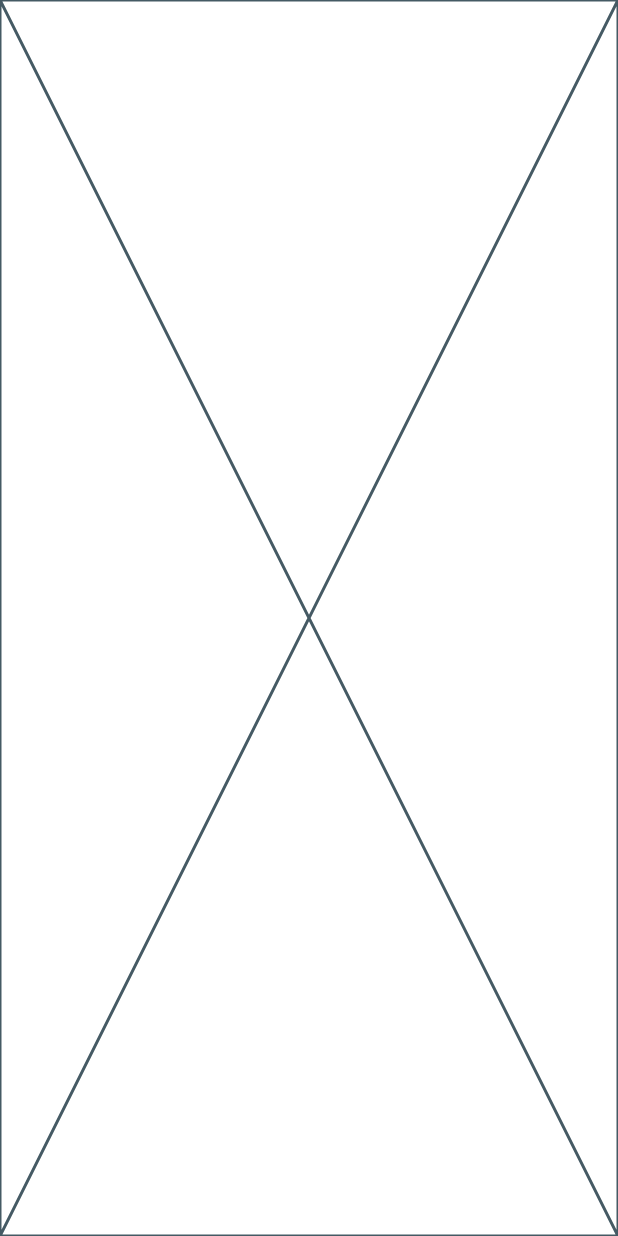
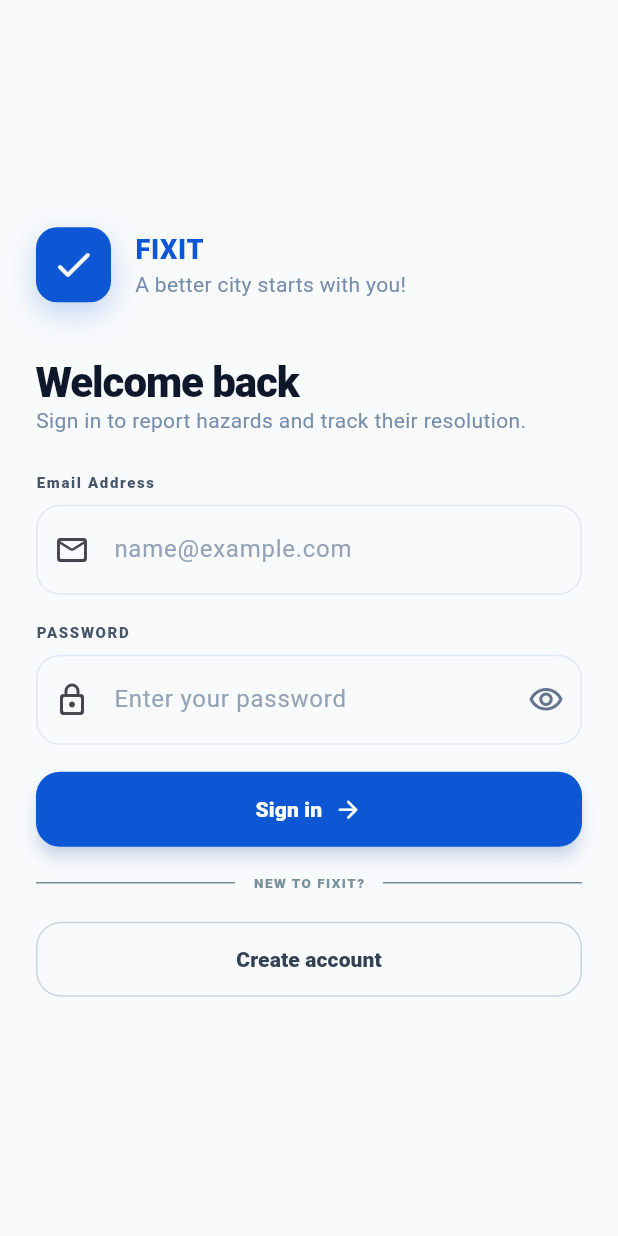
Before and after one commit to AkshayaG22/Mini-Project-SE, a Flutter app: the screen it shows after launch, on a phone screen of 412 x 824 dp. Run offline on Flutter 3.47's test engine with Material 3 defaults, Android fonts, the phone set to English and light mode, and no system bars.

Commit message:
login screen ui

```diff
--- a/lib/main.dart
+++ b/lib/main.dart
@@ -1,14 +1,26 @@
 import 'package:flutter/material.dart';
+import '../screens/login_screen.dart'; // if you put LoginScreen in a separate file
 
 void main() {
   runApp(const MyApp());
 }
 
 class MyApp extends StatelessWidget {
-  const new({super.key});
+  const MyApp({super.key});
 
   @override
   Widget build(BuildContext context) {
-    return const Placeholder();
+    return MaterialApp(
+      title: 'Login Demo',
+      theme: ThemeData(
+        primarySwatch: Colors.blue,
+      ),
+      home: LoginScreen(
+        onSignedIn: () {
+          // For now, just show a snackbar or navigate
+          print("Signed in!");
+        },
+      ),
+    );
   }
 }
--- /dev/null
+++ b/lib/screens/login_screen.dart
@@ -0,0 +1,352 @@
+import "package:flutter/material.dart";
+import "package:flutter/rendering.dart";
+
+const _blue = Color(0xFF0D57D5);
+const _canvas = Color(0xFFF8FAFC);
+
+
+class LoginScreen extends StatefulWidget {
+
+  const LoginScreen({required this.onSignedIn, super.key});
+
+  final VoidCallback onSignedIn;
+
+  @override
+
+  State<LoginScreen> createState() => _LoginScreenState();
+}
+
+class _LoginScreenState extends State<LoginScreen> {
+  final formKey = GlobalKey<FormState>();
+  final emailController = TextEditingController();
+  final passwordController = TextEditingController();
+  bool obscurePassword = true;
+  bool rememberMe = true;
+  bool submitting = false;
+  //---------------
+  @override
+  void dispose() {
+    emailController.dispose();
+    passwordController.dispose();
+    super.dispose();
+  }
+
+  //SENDING DETAILS TO BACKEND  (unsure)...
+  Future<void> signIn() async {
+    if (!(formKey.currentState?.validate() ?? false)) return;
+    setState(() => submitting = true);
+    await Future<void>.delayed(const Duration(milliseconds: 700));
+    if (!mounted) return;
+    widget.onSignedIn();
+  }
+  // Future<void> signIn() async {
+  //   if (!(formKey.currentState?.validate() ?? false)) return;
+
+  //   final email = emailController.text.trim();
+  //   final password = passwordController.text;
+
+  //   // Example: print them
+  //   print("Email: $email, Password: $password");
+
+  //   // TODO: send to backend
+  //   await sendToBackend(email, password);
+  // }
+
+  //-----------------
+  @override
+  Widget build(BuildContext context) {
+    return Scaffold(
+      backgroundColor: _canvas,
+      body: Center(
+        child: SingleChildScrollView(
+          padding: EdgeInsets.fromLTRB(24, 24, 24, 32),
+          child: ConstrainedBox(constraints:const BoxConstraints(maxWidth: 430),
+            child: Form(
+              key: formKey,
+                child:  Column(
+                crossAxisAlignment: CrossAxisAlignment.stretch,
+                children: [
+                  const LoginHeader(),
+                  const SizedBox(height: 38),
+                  const Text(
+                    "Welcome back",
+                    style: TextStyle(
+                      color: Color(0xFF0F172A),
+                      fontSize: 28,
+                      height: 1.1,
+                      fontWeight: FontWeight(900),
+                      letterSpacing: -0.7,
+                    ),
+                  ),
+
+                  const Text(
+                    "Sign in to report hazards and track their resolution.",
+                    style: TextStyle(
+                      color:  Color.fromARGB(255, 118, 140, 171),
+                      fontSize: 14,
+                    ),
+                  ),
+                  const SizedBox(height: 24),
+                  const FieldLabel("Email Address"),
+                  const SizedBox(height: 8),
+                  TextFormField(
+                    //for email
+                    controller: emailController,
+                    textInputAction: TextInputAction.next,
+                    decoration: _inputDecoration(hintinput: "name@example.com", icon: Icons.mail_outline_rounded),
+                    validator:(value) {
+                      final email = value?.trim() ?? "";
+                      if (email.isEmpty||!email.contains("@")|| !email.contains(".")) return "Enter valid Email address!";
+                      return null;
+                    },
+                  ),
+                  const SizedBox(height: 18),
+                  const FieldLabel("PASSWORD"),
+                  const SizedBox(height: 8),
+                  //for password
+                  TextFormField(
+                    controller: passwordController,
+                    obscureText: obscurePassword,
+                    textInputAction: TextInputAction.done,
+                    onFieldSubmitted: (_) => signIn(),
+                    decoration: _inputDecoration(
+                      hintinput: "Enter your password",
+                      icon: Icons.lock_outline_rounded,
+                    ).copyWith(
+                      //overrides the existing input decor
+                      suffixIcon: IconButton(
+                        onPressed: () => setState(
+                          () => obscurePassword = !obscurePassword,
+                          //so when "eye" button is pressed we see the password
+                        ),
+
+                        icon: Icon(
+                          obscurePassword? Icons.visibility_outlined : Icons.visibility_off_outlined,
+                          color: const Color(0xFF64748B),
+                        ),
+
+                        tooltip: obscurePassword
+                            ? "Show password"
+                            : "Hide password",
+                            //shows up when hovered over icon
+                      ),
+                    ),
+                    validator: (value) {
+                      if ((value ?? "").isEmpty) return "Enter your password";
+                      if ((value ?? "").length < 6) {
+                        return "Password must have at least 6 characters";
+                      }
+                      return null;
+                    },
+                  ),
+                //The Sign In button
+                const SizedBox(height: 18),
+                //if submitted, disable the button and show icon else enable button
+                FilledButton(
+                  onPressed: submitting? null: signIn,
+                  style: FilledButton.styleFrom(
+                    backgroundColor: _blue,
+                    minimumSize: const Size.fromHeight(50),
+                    shape: RoundedRectangleBorder(borderRadius: BorderRadius.circular(16)),
+                    elevation: 4,
+                    shadowColor: Color(0x500D57D5),
+                  ), child: submitting? const SizedBox(
+                    width: 23,
+                    height:23,
+                    child: CircularProgressIndicator(
+                      color: Colors.white,
+                      strokeWidth: 2.5,
+                    ),
+                  )
+                  : const Row(
+                    mainAxisAlignment: MainAxisAlignment.center,
+                    children: [
+                      Text(
+                        "Sign in",
+                        style: TextStyle(
+                        fontSize: 14,
+                        fontWeight: FontWeight.w800,
+                        ),
+                      ),
+                      SizedBox(width: 8),
+                      Icon(Icons.arrow_forward_rounded, size: 19),
+                    ],
+                  ),
+                ),
+                SizedBox(height: 16),
+                Row(
+                  children: [
+
+                    // const Expanded(child: Divider()),
+                    Expanded(
+                      child: Divider(
+                      color: Colors.blueGrey.shade400,
+                      thickness: 1,
+                      ),
+                    ),
+                    // Divider(color: Colors.blueGrey.shade400, thickness: 0.5, height: 2),
+                    Padding(
+                      padding: const EdgeInsets.symmetric(horizontal: 12),
+                      child: Text(
+                        "NEW TO FIXIT?",
+                        style: TextStyle(
+                          color: Colors.blueGrey.shade400,
+                            fontSize: 9,
+                            fontWeight: FontWeight.w800,
+                            letterSpacing: 1,
+                        )
+                      )
+                    ,),
+                    Expanded(
+                      child: Divider(
+                      color: Colors.blueGrey.shade400,
+                      thickness: 1,
+                      ),
+                    ),
+                  ],),
+                  const SizedBox(height:18),
+                  OutlinedButton(
+                    onPressed: ()=> _showRegistrationMessage(context),
+                    style: OutlinedButton.styleFrom(
+                      minimumSize: const Size.fromHeight(50),
+                      side: BorderSide(color:Color(0xFFCBD5E1)),
+                      shape: RoundedRectangleBorder(borderRadius: BorderRadius.circular(17)),
+                    ),
+                    child: Text(
+                      "Create account",
+                      style: TextStyle(
+                        color: Color(0xFF334155),
+                        fontWeight: FontWeight.w800,
+                      ),
+                    ),
+
+                  ),
+                ],
+
+              ),
+            ),
+          ),
+        ),
+      ),
+
+    );
+  }
+
+  InputDecoration _inputDecoration({required String hintinput,required IconData icon}){
+    return InputDecoration(
+      hintText: hintinput,
+      hintStyle: const TextStyle(
+        color: Color(0xFF94A3B8),
+      ),
+
+      prefixIcon: Icon(icon),
+      contentPadding: const EdgeInsets.symmetric(vertical: 18, horizontal: 16),
+
+      enabledBorder: OutlineInputBorder(
+        borderRadius: BorderRadius.circular(16),
+        borderSide: const BorderSide(color: Color(0xFFE2E8F0)),
+      ),
+
+      focusedBorder: OutlineInputBorder(
+        borderRadius: BorderRadius.circular(16),
+        borderSide: const BorderSide(color: _blue, width: 1.5),
+      ),
+
+      errorBorder: OutlineInputBorder(
+        borderRadius: BorderRadius.circular(16),
+        borderSide: const BorderSide(color: Color(0xFFEF4444)),
+      ),
+
+      focusedErrorBorder: OutlineInputBorder(
+        borderRadius: BorderRadius.circular(16),
+        borderSide: const BorderSide(color: Color(0xFFEF4444), width: 1.5),
+      ),
+    );
+  }
+
+  void _showResetMessage(BuildContext context) {
+    ScaffoldMessenger.of(context).showSnackBar(
+      const SnackBar(content: Text("Password reset link requested.")),
+    );
+  }
+
+  void _showRegistrationMessage(BuildContext context) {
+    ScaffoldMessenger.of(context).showSnackBar(
+      const SnackBar(content: Text("Citizen registration is loading.")),
+    );
+  }
+
+}
+
+
+
+class LoginHeader extends StatelessWidget {
+  const LoginHeader({super.key});
+
+  @override
+  Widget build(BuildContext context) {
+    return Row(
+      children: [
+        Container(
+          margin: EdgeInsets.all(0),
+          width: 50,
+          height: 50,
+          decoration: BoxDecoration(
+            color: _blue,
+            borderRadius: BorderRadius.circular(14),
+              boxShadow: const[ BoxShadow(
+                color: Color(0x3D0D57D5),
+                blurRadius: 16,
+                offset: Offset(0,7),
+              )
+            ],
+          ),
+
+        child: Center( // <-- must be inside child:
+            child: Icon(Icons.check_rounded, color: _canvas, size: 30),
+          ),
+        ),
+        const SizedBox(width: 16),
+        Column(
+          crossAxisAlignment: CrossAxisAlignment.start,
+          children: [
+              Text(
+                "FIXIT",
+                style: TextStyle(
+                  color:_blue,
+                  fontSize: 18,
+                  fontWeight: FontWeight.w900,
+                  letterSpacing: 0.5,
+                ),
+            ),
+            Text(
+              "A better city starts with you!",
+              style: TextStyle(
+                color: const Color.fromARGB(255, 118, 140, 171)
+              ),
+              textAlign: TextAlign.left,
+            ),
+          ])
+    ],
+    );
+  }
+}
+
+class FieldLabel extends StatelessWidget {
+  const FieldLabel(this.label, {super.key});
+
+  final String label;
+
+  @override
+  Widget build(BuildContext context) {
+    return Text(
+      label,
+      style: TextStyle(
+        color: Color(0xFF475569),
+        fontSize: 10,
+        fontWeight: FontWeight.w800,
+        letterSpacing: 1.1,
+      )
+    );
+  }
+}
```
